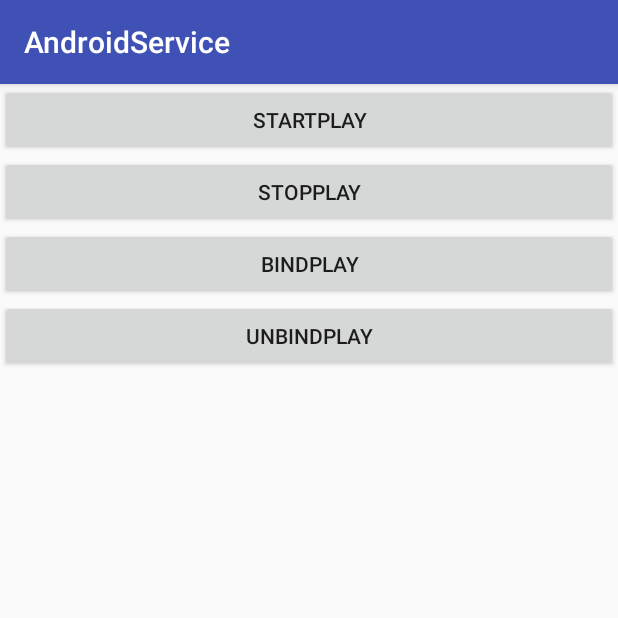
After one commit to SeraphChengDev/AndroidService, an Android app: the Mp3PlayerActivity screen opened directly, with no data from a screen before it, on a phone screen of 412 x 824 dp, the top half of it. The commit adds this screen. Run offline under Robolectric (Android 15) with nearby library versions, the phone set to English and light mode, and no system bars; 1 statement that could not run was skipped.

Commit message:
feature:增加Mp3Service功能页

```diff
--- a/app/src/main/java/service/com/androidservice/activity/MainActivity.java
+++ b/app/src/main/java/service/com/androidservice/activity/MainActivity.java
@@ -18,6 +18,7 @@ public class MainActivity extends AppCompatActivity implements View.OnClickListe
     private Button mBtnLife;
     private Button mBtnLocal;
     private Button mBtnRemote;
+    private Button mBtnMp3;
 
     @Override
     protected void onCreate(@Nullable Bundle savedInstanceState) {
@@ -27,10 +28,12 @@ public class MainActivity extends AppCompatActivity implements View.OnClickListe
         mBtnLife = (Button)findViewById(R.id.activity_main_life);
         mBtnLocal = (Button)findViewById(R.id.activity_main_local);
         mBtnRemote = (Button)findViewById(R.id.activity_main_remote);
+        mBtnMp3 = (Button)findViewById(R.id.activity_main_mp3);
 
         mBtnLife.setOnClickListener(this);
         mBtnLocal.setOnClickListener(this);
         mBtnRemote.setOnClickListener(this);
+        mBtnMp3.setOnClickListener(this);
     }
 
 
@@ -46,6 +49,9 @@ public class MainActivity extends AppCompatActivity implements View.OnClickListe
             case R.id.activity_main_remote:
                 startActivity(RemoteServiceActivity.class);
                 break;
+            case R.id.activity_main_mp3:
+                startActivity(Mp3PlayerActivity.class);
+                break;
             default:
                 break;
         }
--- /dev/null
+++ b/app/src/main/java/service/com/androidservice/activity/Mp3PlayerActivity.java
@@ -0,0 +1,113 @@
+/*
+ * Copyright (C) 2017 Baidu, Inc. All Rights Reserved.
+ */
+package service.com.androidservice.activity;
+
+import android.content.ComponentName;
+import android.content.Intent;
+import android.content.ServiceConnection;
+import android.os.Bundle;
+import android.os.IBinder;
+import android.support.annotation.Nullable;
+import android.support.v7.app.AppCompatActivity;
+import android.view.View;
+import android.widget.Button;
+
+import service.com.androidservice.R;
+import service.com.androidservice.service.PlayerService;
+
+/**
+ * Created by wangcheng15 on 2017/2/8.
+ */
+
+public class Mp3PlayerActivity extends AppCompatActivity implements View.OnClickListener {
+
+    private Button mBtnStart;
+    private Button mBtnStop;
+    private Button mBtnUnbind;
+    private Button mBtnBind;
+    private PlayerService mMp3Service;
+    private boolean mBindedService;
+
+    @Override
+    protected void onCreate(@Nullable Bundle savedInstanceState) {
+        super.onCreate(savedInstanceState);
+        setContentView(R.layout.activity_player);
+
+        mBtnStart = (Button) findViewById(R.id.btn_start);
+        mBtnStop = (Button) findViewById(R.id.btn_stop);
+        mBtnBind = (Button) findViewById(R.id.btn_bind);
+        mBtnUnbind = (Button) findViewById(R.id.btn_unbind);
+
+        mBtnStart.setOnClickListener(this);
+        mBtnStop.setOnClickListener(this);
+        mBtnBind.setOnClickListener(this);
+        mBtnUnbind.setOnClickListener(this);
+
+        Intent intent = new Intent(this, PlayerService.class);
+        mBindedService = bindService(intent, mPlayerConn, BIND_AUTO_CREATE);
+    }
+
+
+    @Override
+    public void onClick(View v) {
+        switch (v.getId()) {
+            case R.id.btn_start:
+                startPlay();
+                break;
+            case R.id.btn_stop:
+                stopPlay();
+                break;
+            case R.id.btn_bind:
+                bindPlay();
+                break;
+            case R.id.btn_unbind:
+                unBindPlay();
+                break;
+            default:
+                break;
+        }
+    }
+
+    private void unBindPlay() {
+        if (mMp3Service != null) {
+            mMp3Service.stopPlay();
+        }
+    }
+
+    private void bindPlay() {
+        if (mMp3Service != null) {
+            mMp3Service.startPlay();
+        }
+    }
+
+    private void stopPlay() {
+        Intent intent = new Intent(this, PlayerService.class);
+        stopService(intent);
+    }
+
+    private void startPlay() {
+        Intent intent = new Intent(this, PlayerService.class);
+        startService(intent);
+    }
+
+    private ServiceConnection mPlayerConn = new ServiceConnection() {
+        @Override
+        public void onServiceConnected(ComponentName name, IBinder service) {
+            mMp3Service = ((PlayerService.PlayerBinder) service).getService();
+        }
+
+        @Override
+        public void onServiceDisconnected(ComponentName name) {
+            mMp3Service = null;
+        }
+    };
+
+    @Override
+    protected void onDestroy() {
+        super.onDestroy();
+        if (mBindedService) {
+            unbindService(mPlayerConn);
+        }
+    }
+}
--- a/app/src/main/java/service/com/androidservice/service/TestService.java
+++ b/app/src/main/java/service/com/androidservice/service/TestService.java
@@ -38,7 +38,7 @@ public class TestService extends Service {
     @Override
     public boolean onUnbind(Intent intent) {
         LogUtils.d(TAG, "onUnbind");
-        return super.onUnbind(intent);
+        return true;
     }
 
     @Override
--- /dev/null
+++ b/app/src/main/res/layout/activity_player.xml
@@ -0,0 +1,32 @@
+<?xml version="1.0" encoding="utf-8"?><!--
+  ~ Copyright (C) 2017 Baidu, Inc. All Rights Reserved.
+  -->
+<LinearLayout xmlns:android="http://schemas.android.com/apk/res/android"
+    android:layout_width="match_parent"
+    android:layout_height="match_parent"
+    android:orientation="vertical">
+
+    <Button
+        android:id="@+id/btn_start"
+        android:layout_width="match_parent"
+        android:layout_height="wrap_content"
+        android:text="StartPlay" />
+
+    <Button
+        android:id="@+id/btn_stop"
+        android:layout_width="match_parent"
+        android:layout_height="wrap_content"
+        android:text="StopPlay" />
+
+    <Button
+        android:id="@+id/btn_bind"
+        android:layout_width="match_parent"
+        android:layout_height="wrap_content"
+        android:text="BindPlay" />
+
+    <Button
+        android:id="@+id/btn_unbind"
+        android:layout_width="match_parent"
+        android:layout_height="wrap_content"
+        android:text="UnBindPlay" />
+</LinearLayout>
```
Also changed, not shown: app/src/main/AndroidManifest.xml (+9 -5 lines), app/src/main/java/service/com/androidservice/service/PlayCallback.java (added, +16 -0 lines), app/src/main/java/service/com/androidservice/service/PlayerService.java (added, +94 -0 lines), app/src/main/res/layout/activity_main.xml (+7 -0 lines), 1 other file.
